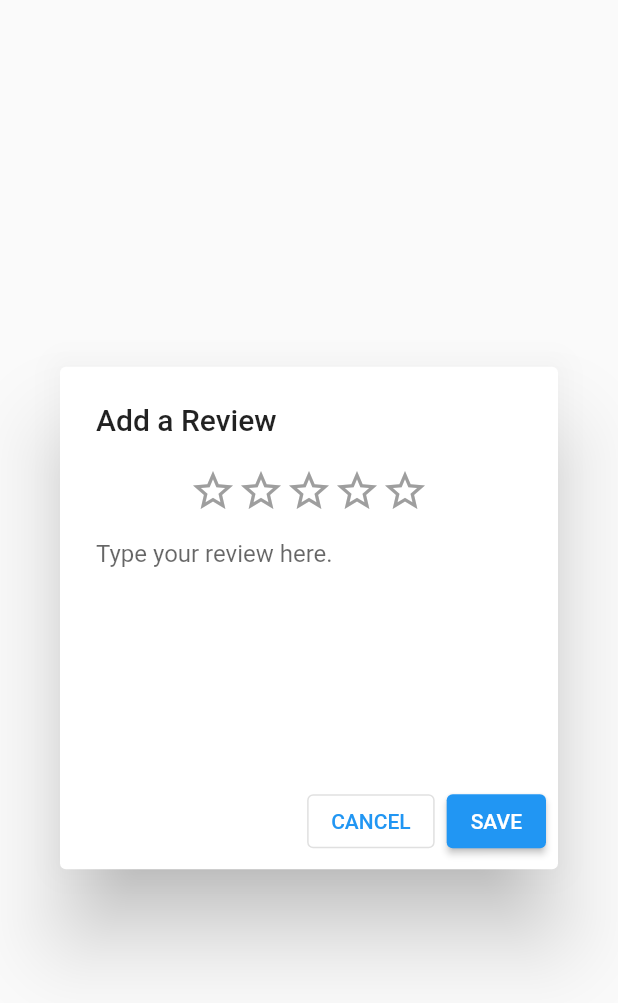
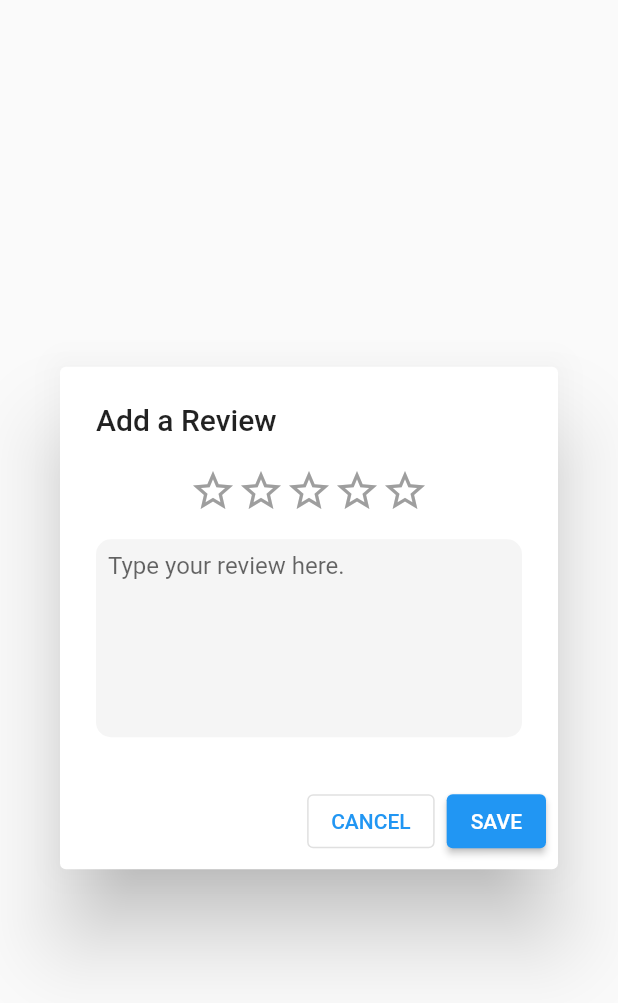
Before and after one commit to reiko-dev/restaurant_recommendation, a Flutter app: the ReviewCreateDialog widget shown alone on an empty page, opened directly, on a phone screen of 412 x 824 dp. Shown: the top 1003 px of the screen. Run offline on Flutter 3.47's test engine with Material 2 defaults, Android fonts, the phone set to English and light mode, and no system bars; drawn by our look-alikes of smooth_star_rating; our stand-ins replace cloud_firestore, firebase_auth, firebase_core, responsive_grid; missing offline and left inert: cloud_firestore_web, firebase_auth_web, firebase_core_web; accounts and stored records are empty; network calls fail.

Commit message:
Improve the design of the new review and removes random reviews on the restaurant page

```diff
--- a/lib/src/app.dart
+++ b/lib/src/app.dart
@@ -11,6 +11,7 @@ class FriendlyEatsApp extends StatelessWidget {
       title: 'FriendlyEats',
       theme: ThemeData(
         primaryColor: Colors.purple,
+        accentColor: Colors.amber,
       ),
       onGenerateRoute: (settings) {
         switch (settings.name) {
--- a/lib/src/widgets/dialogs/review_create.dart
+++ b/lib/src/widgets/dialogs/review_create.dart
@@ -32,10 +32,18 @@ class ReviewCreateDialog extends StatefulWidget {
 class _ReviewCreateDialogState extends State<ReviewCreateDialog> {
   double rating = 0;
   String? review;
+  Color ratingColor = Colors.grey;
+
+  void updateRating(double value) {
+    rating = value;
+    if (value <= 2.5) ratingColor = Colors.grey;
+
+    if (value > 2.5) ratingColor = Colors.amber;
+    if (mounted) setState(() {});
+  }
 
   @override
   Widget build(BuildContext context) {
-    Color color = rating == 0 ? Colors.grey : Colors.amber;
     return AlertDialog(
       title: Text('Add a Review'),
       content: Container(
@@ -49,20 +57,24 @@ class _ReviewCreateDialogState extends State<ReviewCreateDialog> {
               child: SmoothStarRating(
                 starCount: 5,
                 rating: rating,
-                color: color,
+                color: ratingColor,
                 borderColor: Colors.grey,
                 size: 32,
-                onRated: (value) {
-                  if (mounted) {
-                    rating = value;
-                  }
-                },
+                onRated: updateRating,
               ),
             ),
             Expanded(
+              child: Container(
+                decoration: BoxDecoration(
+                  borderRadius: BorderRadius.circular(10),
+                  color: Colors.grey.shade100,
+                ),
+                child: Padding(
+                  padding: const EdgeInsets.all(8.0),
                   child: TextField(
                     decoration: InputDecoration.collapsed(
-                    hintText: 'Type your review here.'),
+                      hintText: 'Type your review here.',
+                    ),
                     keyboardType: TextInputType.multiline,
                     maxLines: null,
                     onChanged: (value) {
@@ -72,6 +84,8 @@ class _ReviewCreateDialogState extends State<ReviewCreateDialog> {
                         });
                       }
                     },
+                  ),
+                ),
               ),
             ),
           ],
--- a/lib/src/widgets/empty_list.dart
+++ b/lib/src/widgets/empty_list.dart
@@ -43,7 +43,9 @@ class EmptyListView extends StatelessWidget {
               'assets/friendlyeater.png',
             ),
           ),
-          ElevatedButton(child: Text('ADD SOME'), onPressed: onPressed),
+          if (child != null) child!,
+          SizedBox(height: screenHeight * 0.01),
+          ElevatedButton(child: Text('ADD REVIEW'), onPressed: onPressed),
         ],
       ),
     );
```
Also changed, not shown: lib/src/rastaurant_page.dart (+1 -15 lines). Lines whose indentation alone changed are shown as unchanged.
